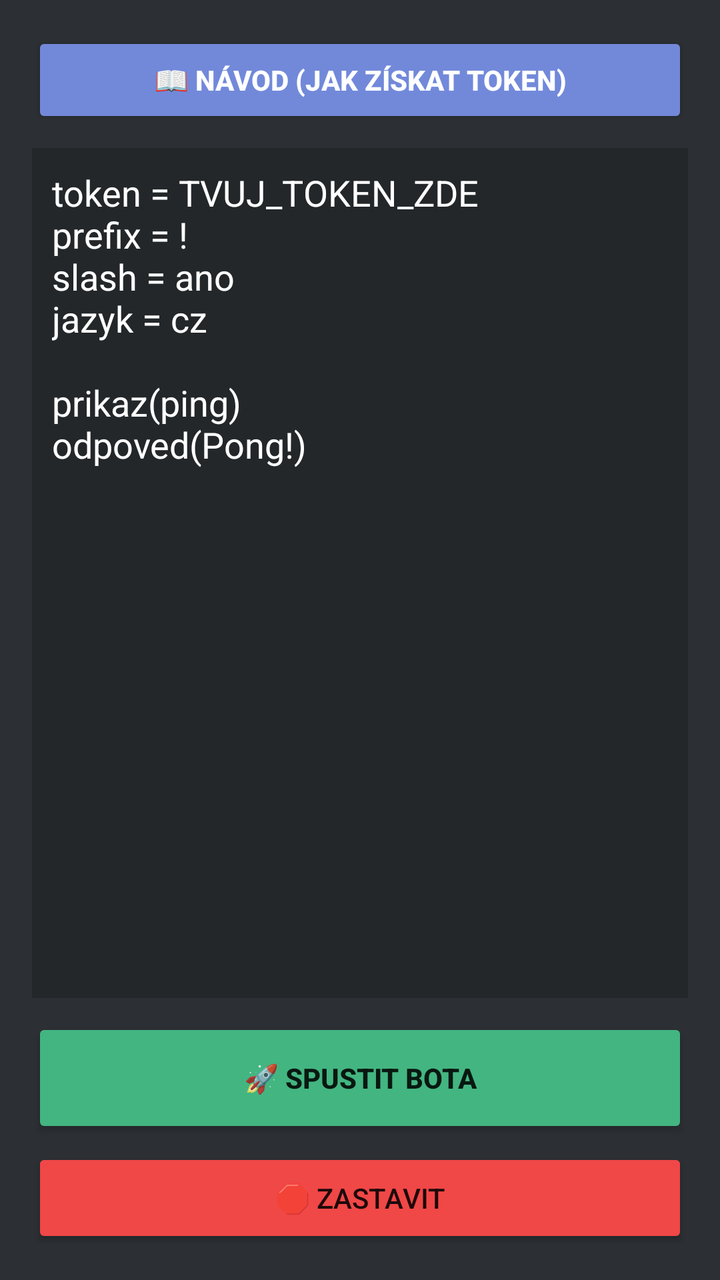
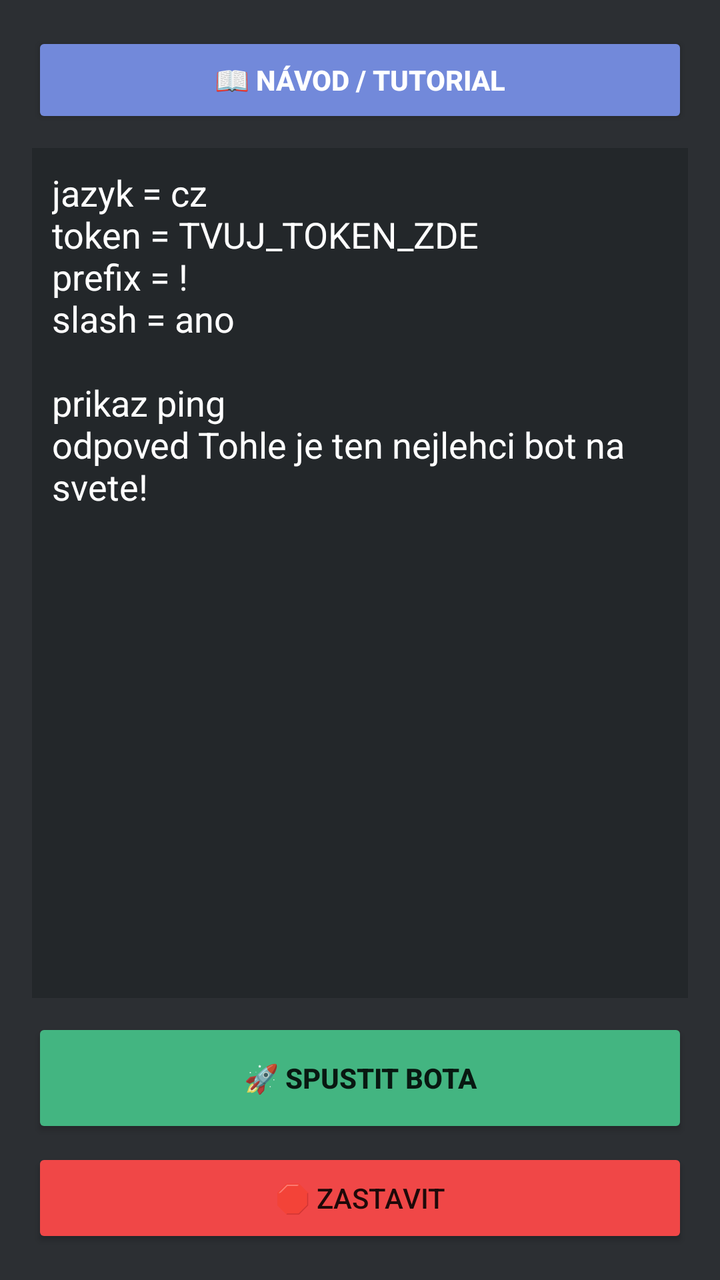

Two renders of the same Android screen: before a commit and after it. Below are the layout's source before the change and the commit's diff.
<!-- AndroidManifest.xml: application theme Theme.AppCompat.Light.NoActionBar -->
<!-- res/layout/activity_main.xml -->
<?xml version="1.0" encoding="utf-8"?>
<LinearLayout xmlns:android="http://schemas.android.com/apk/res/android"
    android:layout_width="match_parent" android:layout_height="match_parent"
    android:orientation="vertical" android:padding="16dp" android:background="#2C2F33">

    <Button android:id="@+id/btnTutorial" android:layout_width="match_parent" 
        android:layout_height="wrap_content" android:text="📖 NÁVOD (Jak získat token)" 
        android:backgroundTint="#7289DA" android:textColor="#FFFFFF" android:textStyle="bold"/>

    <EditText android:id="@+id/codeInput" android:layout_width="match_parent" 
        android:layout_height="0dp" android:layout_weight="1" android:textColor="#FFFFFF"
        android:gravity="top" android:layout_marginTop="10dp" android:background="#23272A" android:padding="10dp"
        android:text="token = TVUJ_TOKEN_ZDE\nprefix = !\nslash = ano\njazyk = cz\n\nprikaz(ping)\nodpoved(Pong!)\n"/>

    <Button android:id="@+id/btnStart" android:layout_width="match_parent" 
        android:layout_height="60dp" android:text="🚀 SPUSTIT BOTA" 
        android:backgroundTint="#43B581" android:layout_marginTop="10dp" android:textStyle="bold"/>
        
    <Button android:id="@+id/btnStop" android:layout_width="match_parent" 
        android:layout_height="50dp" android:text="🛑 ZASTAVIT" 
        android:backgroundTint="#F04747" android:layout_marginTop="5dp"/>
</LinearLayout>
<!-- resources referenced by this layout -->
<resources>

</resources>

<!-- the commit's change to res/layout/activity_main.xml (unified diff, before → after) -->
@@ -4,13 +4,13 @@
     android:orientation="vertical" android:padding="16dp" android:background="#2C2F33">
 
     <Button android:id="@+id/btnTutorial" android:layout_width="match_parent" 
-        android:layout_height="wrap_content" android:text="📖 NÁVOD (Jak získat token)" 
+        android:layout_height="wrap_content" android:text="📖 NÁVOD / TUTORIAL" 
         android:backgroundTint="#7289DA" android:textColor="#FFFFFF" android:textStyle="bold"/>
 
     <EditText android:id="@+id/codeInput" android:layout_width="match_parent" 
         android:layout_height="0dp" android:layout_weight="1" android:textColor="#FFFFFF"
         android:gravity="top" android:layout_marginTop="10dp" android:background="#23272A" android:padding="10dp"
-        android:text="token = TVUJ_TOKEN_ZDE\nprefix = !\nslash = ano\njazyk = cz\n\nprikaz(ping)\nodpoved(Pong!)\n"/>
+        android:text="jazyk = cz\ntoken = TVUJ_TOKEN_ZDE\nprefix = !\nslash = ano\n\nprikaz ping\nodpoved Tohle je ten nejlehci bot na svete!\n"/>
 
     <Button android:id="@+id/btnStart" android:layout_width="match_parent" 
         android:layout_height="60dp" android:text="🚀 SPUSTIT BOTA" 
